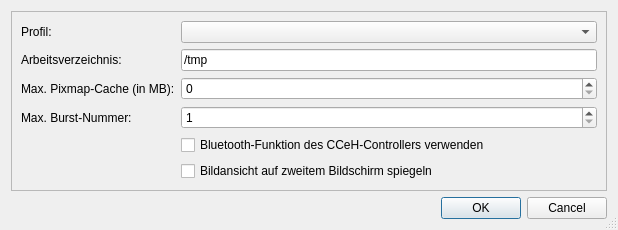
Old version of the form ui/settings_dialog.ui in the repository cceh/byzanz-capture.
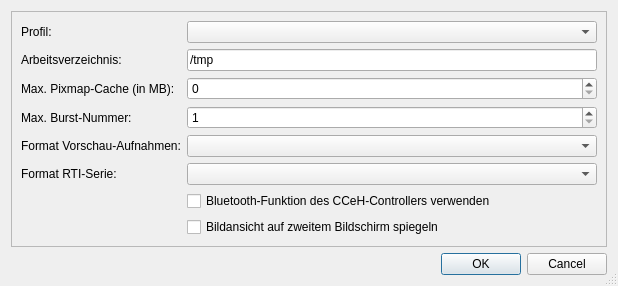
New version of the form.

Commit message:
feat(rti): make preview + RTI capture formats configurable in settings
The capture format was hardcoded (preview: JPEG, RTI series: JPEG+RAW).
Add two dropdowns to the settings dialog (JPEG+RAW / JPEG / RAW), persisted
as previewCaptureFormat / rtiCaptureFormat via QSettings following the
maxBurstNumber pattern. Defaults match the previous hardcoded behavior.
expect_files continues to derive from the format in CaptureImagesRequest.

Diff of the .ui file:
```diff
--- a/ui/settings_dialog.ui
+++ b/ui/settings_dialog.ui
@@ -117,13 +117,33 @@
        </widget>
       </item>
       <item row="4" column="0">
+       <widget class="QLabel" name="previewFormatLabel">
+        <property name="text">
+         <string>Format Vorschau-Aufnahmen:</string>
+        </property>
+       </widget>
+      </item>
+      <item row="4" column="1">
+       <widget class="QComboBox" name="previewFormatSelect"/>
+      </item>
+      <item row="5" column="0">
+       <widget class="QLabel" name="captureFormatLabel">
+        <property name="text">
+         <string>Format RTI-Serie:</string>
+        </property>
+       </widget>
+      </item>
+      <item row="5" column="1">
+       <widget class="QComboBox" name="captureFormatSelect"/>
+      </item>
+      <item row="6" column="0">
        <widget class="QLabel" name="label_4">
         <property name="text">
          <string/>
         </property>
        </widget>
       </item>
-      <item row="4" column="1">
+      <item row="6" column="1">
        <widget class="QCheckBox" name="enableBluetoothCheckbox">
         <property name="locale">
          <locale language="German" country="Germany"/>
@@ -133,7 +153,7 @@
         </property>
        </widget>
       </item>
-      <item row="5" column="1">
+      <item row="7" column="1">
        <widget class="QCheckBox" name="enableSecondScreenMirrorCheckbox">
         <property name="text">
          <string>Bildansicht auf zweitem Bildschirm spiegeln</string>
```
The commit also changes 2 other files.
